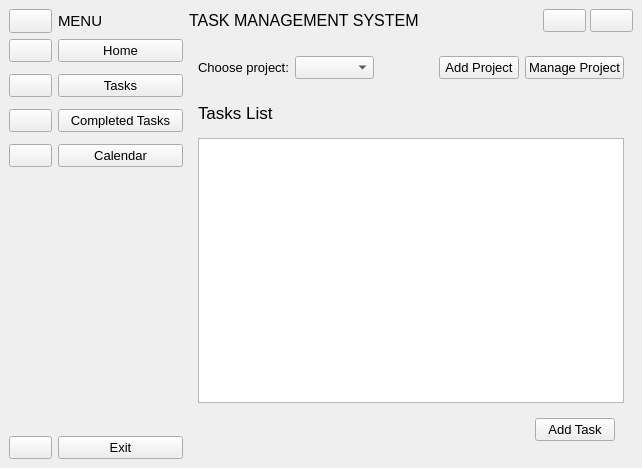
This is ui/main_window.ui in VicMbugua/TaskManagementSystem as Qt 5 draws it before an edit. The edited form follows.
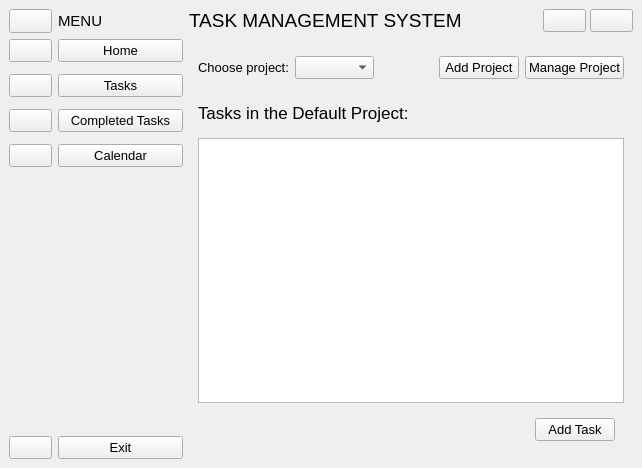
This is the edited form. The open tabs and pages were chosen to show the change. Icons and pictures are not drawn.

```diff
--- a/ui/main_window.ui
+++ b/ui/main_window.ui
@@ -535,7 +535,7 @@
            <widget class="QLabel" name="label_3">
             <property name="font">
              <font>
-              <pointsize>12</pointsize>
+              <pointsize>14</pointsize>
              </font>
             </property>
             <property name="text">
@@ -852,7 +852,7 @@
                  </font>
                 </property>
                 <property name="text">
-                 <string>Tasks List</string>
+                 <string>Tasks in the Default Project:</string>
                 </property>
                </widget>
               </item>
```
Left out of the diff: 72 changed lines with no effect on the pictures.
